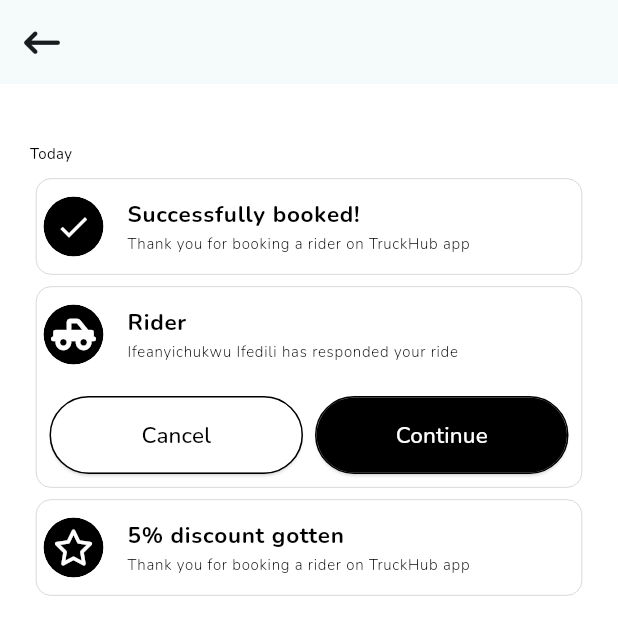
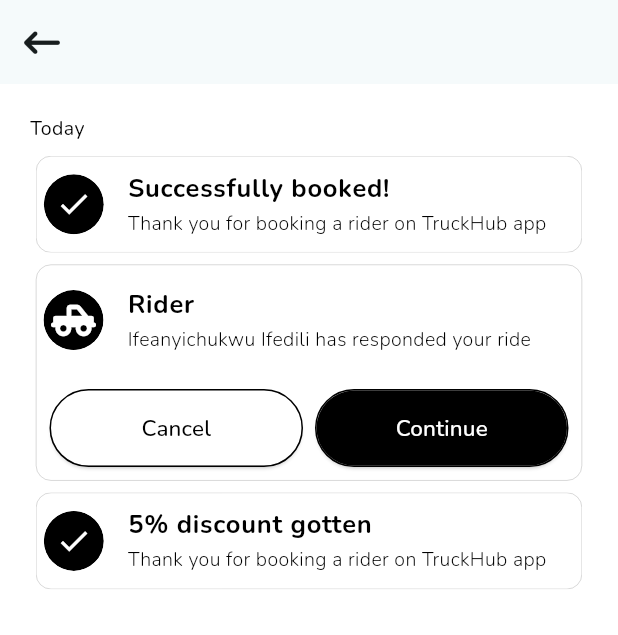
Before and after one commit to codeZe-us/Truckhub, a Flutter app: the NotificationsView screen opened directly, on a phone screen of 412 x 824 dp. Shown: the top 635 px of the screen. Run offline on Flutter 3.47's test engine with Material 3 defaults, Android fonts, the phone set to English and light mode, and no system bars; our stand-ins replace dots_indicator, firebase_core, flutter_hooks, flutter_rating_bar, flutter_svg, flutter_typeahead and 6 more; accounts and stored records are empty.

Commit message:
Worked on the notifications view

```diff
--- a/lib/main.dart
+++ b/lib/main.dart
@@ -2,6 +2,8 @@ import 'package:flutter/material.dart';
 
 // firebase
 import 'package:firebase_core/firebase_core.dart';
+import 'package:truckhub/screens/views/welcome_back_screen.dart';
+import 'package:truckhub/screens/views/welcome_to_truckhub_screen.dart';
 import 'firebase_options.dart';
 
 import 'package:truckhub/screens/constants/colors.dart';
@@ -50,7 +52,7 @@ class MyApp extends StatelessWidget {
         colorScheme: ColorScheme.fromSeed(seedColor: whiteColor),
         useMaterial3: true,
       ),
-        home: const LandingPageScreen()
+      home: const DriversProfileView()
     );
   }
 }
--- a/lib/screens/custom_widgets/custom_card_widget.dart
+++ b/lib/screens/custom_widgets/custom_card_widget.dart
@@ -11,13 +11,11 @@ import 'package:truckhub/screens/custom_widgets/text_widget.dart';
 class GenericCardWidgetWithTrailingIcon extends StatefulWidget {
   final void Function() onTap;
   final String title;
-  // final Widget? subtitle;
 
   const GenericCardWidgetWithTrailingIcon({
     super.key,
     required this.onTap,
     required this.title,
-    //this.subtitle,
   });
 
   @override
@@ -136,8 +134,8 @@ class GenericCardWidgetWithLeadingSvg extends StatelessWidget {
     super.key,
     required this.onTap,
     required this.title,
+    required this.subtitle,
     required this.price,
-    required this.subtitle
   });
 
   @override
@@ -187,3 +185,55 @@ class GenericCardWidgetWithLeadingSvg extends StatelessWidget {
     );
   }
 }
+
+
+
+
+
+class GenericCardWidgetWithLeadingWidget extends StatelessWidget {
+  final void Function() onTap;
+  final String title, subtitle;
+  final Widget leadingWidgt;
+
+  const GenericCardWidgetWithLeadingWidget({
+    super.key,
+    required this.onTap,
+    required this.title,
+    required this.subtitle,
+    required this.leadingWidgt
+  });
+
+  @override
+  Widget build(BuildContext context) {
+    return Card(
+      color: whiteColor,
+      elevation: 0,
+      child: ListTile(
+        contentPadding: const EdgeInsets.fromLTRB(5, 0, 0, 0),
+        shape: RoundedRectangleBorder(
+          borderRadius: BorderRadius.circular(10),
+          side: BorderSide(
+            width: 0.2,
+            color: blackColor.withOpacity(0.5),
+          )
+        ),
+        minLeadingWidth: 0,
+        leading: leadingWidgt,
+        dense: true,
+        onTap: onTap,
+        title: GenericText(
+          noCenterAlign: true,
+          fontSize: fontSize3half,
+          fontWeight: fontWeight7,
+          text: title
+        ),
+        subtitle: GenericText(
+          noCenterAlign: true,
+          fontSize: fontSize2half,
+          fontWeight: fontWeight3,
+          text: subtitle
+        ),
+      )
+    );
+  }
+}
--- a/lib/screens/views/home_screen/sub_view/notifications/notification_view.dart
+++ b/lib/screens/views/home_screen/sub_view/notifications/notification_view.dart
@@ -6,6 +6,7 @@ import 'package:truckhub/screens/constants/fontsizes.dart';
 import 'package:truckhub/screens/constants/fontweights.dart';
 import 'package:truckhub/screens/constants/strings.dart';
 import 'package:truckhub/screens/custom_widgets/circle_avatar_widget.dart';
+import 'package:truckhub/screens/custom_widgets/custom_card_widget.dart';
 import 'package:truckhub/screens/custom_widgets/elevated_button_widget.dart';
 import 'package:truckhub/screens/custom_widgets/text_widget.dart';
 import 'package:truckhub/screens/views/dialogs/yes_or_no_dialog.dart';
@@ -28,54 +29,23 @@ class NotificationsView extends StatelessWidget {
       ),
       body: Padding(
         padding: const EdgeInsets.all(20),
-        child: SingleChildScrollView(
-          child: Column(
-            mainAxisSize: MainAxisSize.min,
-            mainAxisAlignment: MainAxisAlignment.center,
-            crossAxisAlignment: CrossAxisAlignment.start,
+        child: ListView(
           children: [
-              const Gap(20),
             const GenericText(
+              noCenterAlign: true,
               color: blackColor,
-                fontSize: fontSize2,
+              fontSize: fontSize2half,
               fontWeight: fontWeight4,
               text: todayString
             ),
             const Gap(5),
-              Card(
-                color: whiteColor,
-                elevation: 0,
-                shape: RoundedRectangleBorder(
-                  borderRadius: BorderRadius.circular(10),
-                  side: BorderSide(
-                    width: 0.2,
-                    color: blackColor.withOpacity(0.5),
-                  )
-                ),
-                child: const ListTile(
-                  contentPadding: EdgeInsets.all(5),
-                  dense: true,
-                  minLeadingWidth: 0,
-                  leading: GenericCircleAvatar(
+            GenericCardWidgetWithLeadingWidget(
+              onTap: (){},
+              title: successfullBookString,
+              subtitle: thankYouForBooking,
+              leadingWidgt: const GenericCircleAvatar(
                 radius: 40,
                 child: FaIcon(Icons.check, color: whiteColor,),
-                  ),
-                  title: Column(
-                    mainAxisSize: MainAxisSize.min,
-                    crossAxisAlignment: CrossAxisAlignment.start,
-                    children: [
-                      GenericText(
-                        fontSize: fontSize3,
-                        fontWeight: fontWeight7,
-                        text: successfullBookString
-                      ),
-                      GenericText(
-                        fontSize: fontSize2,
-                        fontWeight: fontWeight3,
-                        text: thankYouForBooking
-                      ),
-                    ],
-                  ),
               ),
             ),
 
@@ -102,21 +72,17 @@ class NotificationsView extends StatelessWidget {
                         color: whiteColor,
                       ),
                     ),
-                      title: Column(
-                        mainAxisSize: MainAxisSize.min,
-                        crossAxisAlignment: CrossAxisAlignment.start,
-                        children: [
-                          GenericText(
-                            fontSize: fontSize3,
+                    title: GenericText(
+                      noCenterAlign: true,
+                      fontSize: fontSize3half,
                       fontWeight: fontWeight7,
                       text: riderString
                     ),
-                          GenericText(
-                            fontSize: fontSize2,
+                    subtitle: GenericText(
+                      noCenterAlign: true,
+                      fontSize: fontSize2half,
                       fontWeight: fontWeight3,
                       text: ifeanyiString //This has to be customized to the name of a driver
-                          ),
-                        ],
                     ),
                   ),
                   Padding(
@@ -146,7 +112,7 @@ class NotificationsView extends StatelessWidget {
                             onPressed: (){
                               showConfirmationDialog(
                                 context: context,
-                                  content: continueString
+                                content: continuedString
                               );
                             },
                             title: continueString
@@ -159,47 +125,16 @@ class NotificationsView extends StatelessWidget {
               ),
             ),
 
-              Card(
-                color: whiteColor,
-                elevation: 0,
-                shape: RoundedRectangleBorder(
-                  borderRadius: BorderRadius.circular(10),
-                  side: BorderSide(
-                    width: 0.2,
-                    color: blackColor.withOpacity(0.5),
-                  )
-                ),
-                child: const ListTile(
-                  contentPadding: EdgeInsets.all(5),
-                  dense: true,
-                  minLeadingWidth: 0,
-                  leading: GenericCircleAvatar(
+            GenericCardWidgetWithLeadingWidget(
+              onTap: (){},
+              title: discountString,
+              subtitle: thankYouForBooking,
+              leadingWidgt: const GenericCircleAvatar(
                 radius: 40,
-                    child: FaIcon(
-                      FontAwesomeIcons.star,
-                      color: whiteColor,
-                    ),
-                  ),
-                  title: Column(
-                    mainAxisSize: MainAxisSize.min,
-                    crossAxisAlignment: CrossAxisAlignment.start,
-                    children: [
-                      GenericText(
-                        fontSize: fontSize3,
-                        fontWeight: fontWeight7,
-                        text: discountString
-                      ),
-                      GenericText(
-                        fontSize: fontSize2,
-                        fontWeight: fontWeight3,
-                        text: thankYouForBooking
-                      ),
-                    ],
-                  ),
+                child: FaIcon(Icons.check, color: whiteColor,),
               ),
             ),
           ],
-          ),
         ),
       )
     );
--- a/lib/screens/views/modal_bottom_sheet_view.dart
+++ b/lib/screens/views/modal_bottom_sheet_view.dart
@@ -1,7 +1,6 @@
 import 'package:flutter/material.dart';
 import 'package:font_awesome_flutter/font_awesome_flutter.dart';
 import 'package:gap/gap.dart';
-import 'package:lottie/lottie.dart';
 import 'package:truckhub/screens/constants/colors.dart';
 import 'package:truckhub/screens/constants/fontsizes.dart';
 import 'package:truckhub/screens/constants/fontweights.dart';
--- a/pubspec.yaml
+++ b/pubspec.yaml
@@ -49,7 +49,6 @@ dependencies:
   dots_indicator: ^3.0.0
   flutter_typeahead: ^5.2.0
   firebase_core: ^2.27.1
-  lottie: ^3.1.0
 
 dev_dependencies:
   flutter_test:
```
Also changed, not shown: pubspec.lock. Lines whose indentation alone changed are shown as unchanged.
